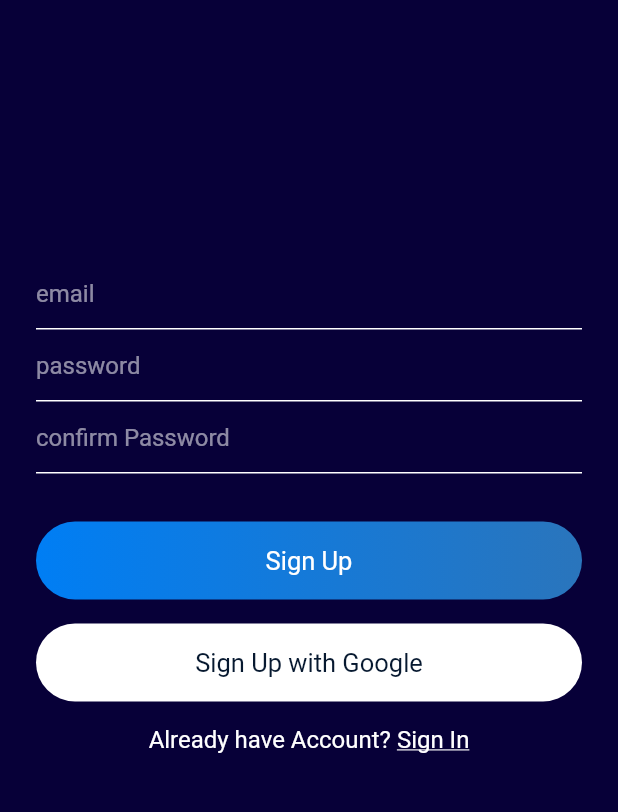
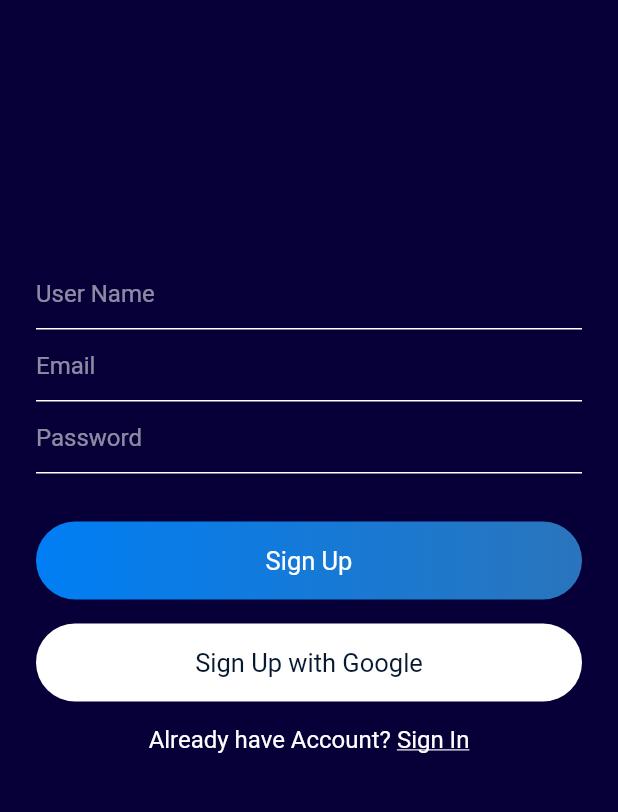
Before and after one commit to Satyam-Jaiswal/ChatApp-Flutter, a Flutter app: the SignUp screen opened directly, on a phone screen of 412 x 824 dp, the part 407-1219 px from its top. Run offline on Flutter 3.47's test engine with Material 2 defaults, Android fonts, the phone set to English and light mode, and no system bars.

Commit message:
project linked to firebase

```diff
--- a/lib/main.dart
+++ b/lib/main.dart
@@ -1,4 +1,5 @@
 import 'package:Chatapp/screens/signin.dart';
+import 'package:Chatapp/screens/signup.dart';
 import 'package:flutter/material.dart';
 
 void main() {
@@ -20,7 +21,7 @@ class MyApp extends StatelessWidget {
 
         visualDensity: VisualDensity.adaptivePlatformDensity,
       ),
-      home: SignIn(),
+      home: SignUp(),
     );
   }
 }
--- a/lib/screens/signin.dart
+++ b/lib/screens/signin.dart
@@ -30,7 +30,7 @@ class _SignInState extends State<SignIn> {
                 children: [
                   TextFormField(
                     style: simpleTextStyle(),
-                    decoration: textFieldInputDecoration("email"),
+                    decoration: textFieldInputDecoration("Email"),
                   ),
                   TextFormField(
                     obscureText: true,
@@ -40,7 +40,7 @@ class _SignInState extends State<SignIn> {
                           : "Enter Password 6+ characters";
                     },
                     style: simpleTextStyle(),
-                    decoration: textFieldInputDecoration("password"),
+                    decoration: textFieldInputDecoration("Password"),
                   ),
                 ],
               ),
--- a/lib/screens/signup.dart
+++ b/lib/screens/signup.dart
@@ -9,6 +9,10 @@ class SignUp extends StatefulWidget {
 }
 
 class _SignUpState extends State<SignUp> {
+  TextEditingController emailEditingController = new TextEditingController();
+  TextEditingController passwordEditingController = new TextEditingController();
+  TextEditingController usernameEditingController = new TextEditingController();
+
   @override
   Widget build(BuildContext context) {
     return Scaffold(
@@ -30,7 +34,13 @@ class _SignUpState extends State<SignUp> {
                 children: [
                   TextFormField(
                     style: simpleTextStyle(),
-                    decoration: textFieldInputDecoration("email"),
+                     controller: usernameEditingController,
+                    decoration: textFieldInputDecoration("User Name"),
+                  ),
+                  TextFormField(
+                    style: simpleTextStyle(),
+                    controller: emailEditingController,
+                    decoration: textFieldInputDecoration("Email"),
                   ),
                   TextFormField(
                     obscureText: true,
@@ -39,18 +49,9 @@ class _SignUpState extends State<SignUp> {
                           ? null
                           : "Enter Password 6+ characters";
                     },
+                     controller: passwordEditingController,
                     style: simpleTextStyle(),
-                    decoration: textFieldInputDecoration("password"),
-                  ),
-                   TextFormField(
-                    obscureText: true,
-                    validator: (val) {
-                      return val.length > 6
-                          ? null
-                          : "Enter Password 6+ characters";
-                    },
-                    style: simpleTextStyle(),
-                    decoration: textFieldInputDecoration("confirm Password"),
+                    decoration: textFieldInputDecoration("Password"),
                   ),
                 ],
               ),
@@ -58,8 +59,6 @@ class _SignUpState extends State<SignUp> {
             SizedBox(
               height: 32,
             ),
-
-
             GestureDetector(
               onTap: () {
                 //TODO
--- a/pubspec.yaml
+++ b/pubspec.yaml
@@ -14,6 +14,11 @@ dependencies:
 
 
   cupertino_icons: ^0.1.3
+  google_sign_in: 4.4.3
+  firebase_auth: 0.15.4
+  shared_preferences: ^0.5.6+3
+  random_string: ^2.0.1
+  cloud_firestore: ^0.13.5
 
 dev_dependencies:
   flutter_test:
```
Also changed, not shown: lib/services/auth.dart (added), pubspec.lock, 2 other files.
